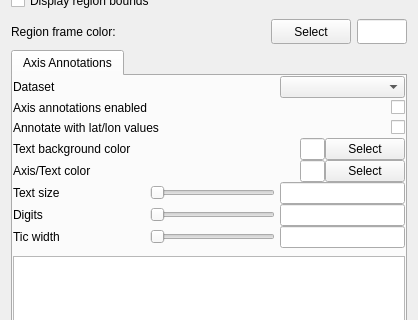
Before: the Qt Designer form apps/vaporgui/vizFeaturesTab.ui in StasJ/vapor-formatted, drawn with Qt 5; both pictures show x 0 to 418 and y 211 to 531 of the 418 by 1200 pixel window.
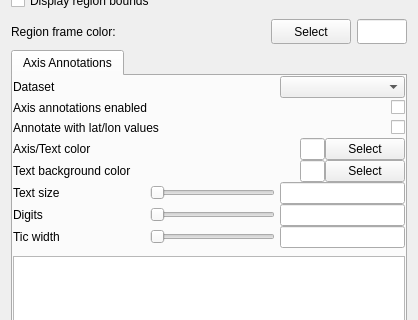
After: the same form once the commit is applied.

Commit message: Incremental...cannot get glClearColor to work...

Diff of the .ui file:
```diff
--- a/apps/vaporgui/vizFeaturesTab.ui
+++ b/apps/vaporgui/vizFeaturesTab.ui
@@ -596,53 +596,6 @@
            </item>
           </layout>
          </item>
-         <item>
-          <layout class="QHBoxLayout" name="horizontalLayout_4">
-           <property name="spacing">
-            <number>0</number>
-           </property>
-           <property name="topMargin">
-            <number>0</number>
-           </property>
-           <item>
-            <widget class="QLabel" name="label_9">
-             <property name="text">
-              <string>Text background color</string>
-             </property>
-            </widget>
-           </item>
-           <item>
-            <spacer name="horizontalSpacer_8">
-             <property name="orientation">
-              <enum>Qt::Horizontal</enum>
-             </property>
-             <property name="sizeHint" stdset="0">
-              <size>
-               <width>40</width>
-               <height>20</height>
-              </size>
-             </property>
-            </spacer>
-           </item>
-           <item>
-            <widget class="QLineEdit" name="axisTextBackgroundEdit">
-             <property name="maximumSize">
-              <size>
-               <width>25</width>
-               <height>16777215</height>
-              </size>
-             </property>
-            </widget>
-           </item>
-           <item>
-            <widget class="QPushButton" name="axisTextBackgroundButton">
-             <property name="text">
-              <string>Select</string>
-             </property>
-            </widget>
-           </item>
-          </layout>
-         </item>
          <item>
           <layout class="QHBoxLayout" name="horizontalLayout_6">
            <property name="spacing">
@@ -690,6 +643,53 @@
            </item>
           </layout>
          </item>
+         <item>
+          <layout class="QHBoxLayout" name="horizontalLayout_4">
+           <property name="spacing">
+            <number>0</number>
+           </property>
+           <property name="topMargin">
+            <number>0</number>
+           </property>
+           <item>
+            <widget class="QLabel" name="label_9">
+             <property name="text">
+              <string>Text background color</string>
+             </property>
+            </widget>
+           </item>
+           <item>
+            <spacer name="horizontalSpacer_8">
+             <property name="orientation">
+              <enum>Qt::Horizontal</enum>
+             </property>
+             <property name="sizeHint" stdset="0">
+              <size>
+               <width>40</width>
+               <height>20</height>
+              </size>
+             </property>
+            </spacer>
+           </item>
+           <item>
+            <widget class="QLineEdit" name="axisBackgroundColorEdit">
+             <property name="maximumSize">
+              <size>
+               <width>25</width>
+               <height>16777215</height>
+              </size>
+             </property>
+            </widget>
+           </item>
+           <item>
+            <widget class="QPushButton" name="axisBackgroundColorButton">
+             <property name="text">
+              <string>Select</string>
+             </property>
+            </widget>
+           </item>
+          </layout>
+         </item>
          <item>
           <layout class="QHBoxLayout" name="horizontalLayout_9">
            <property name="spacing">
```
The commit also changes 10 other files.
